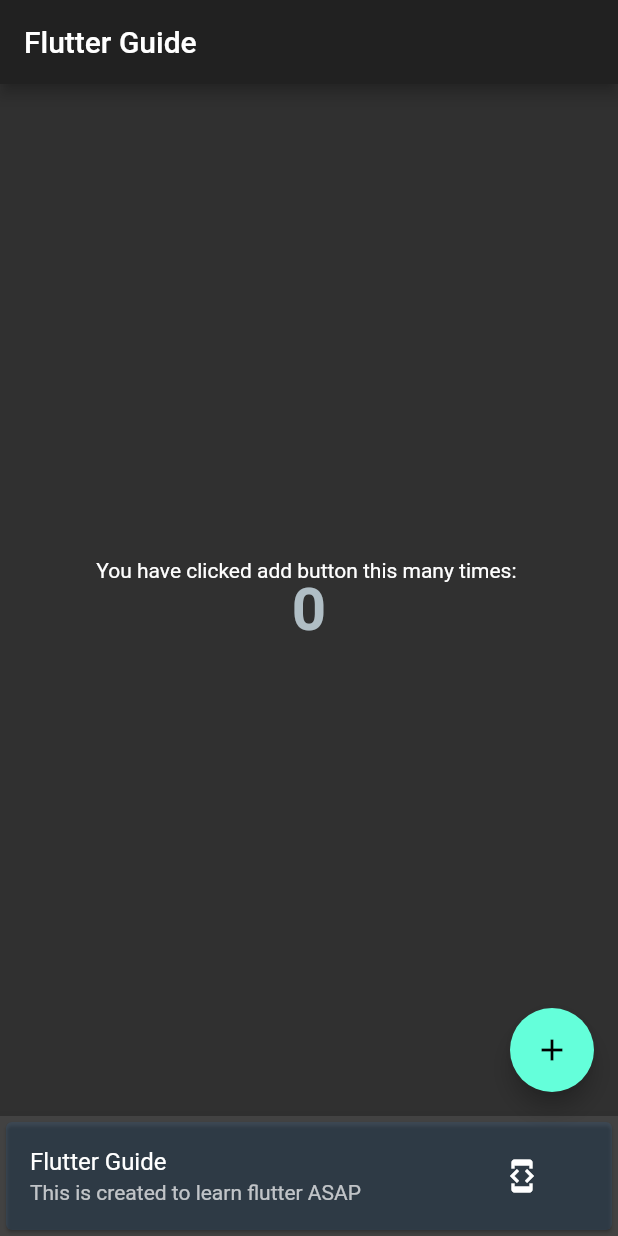
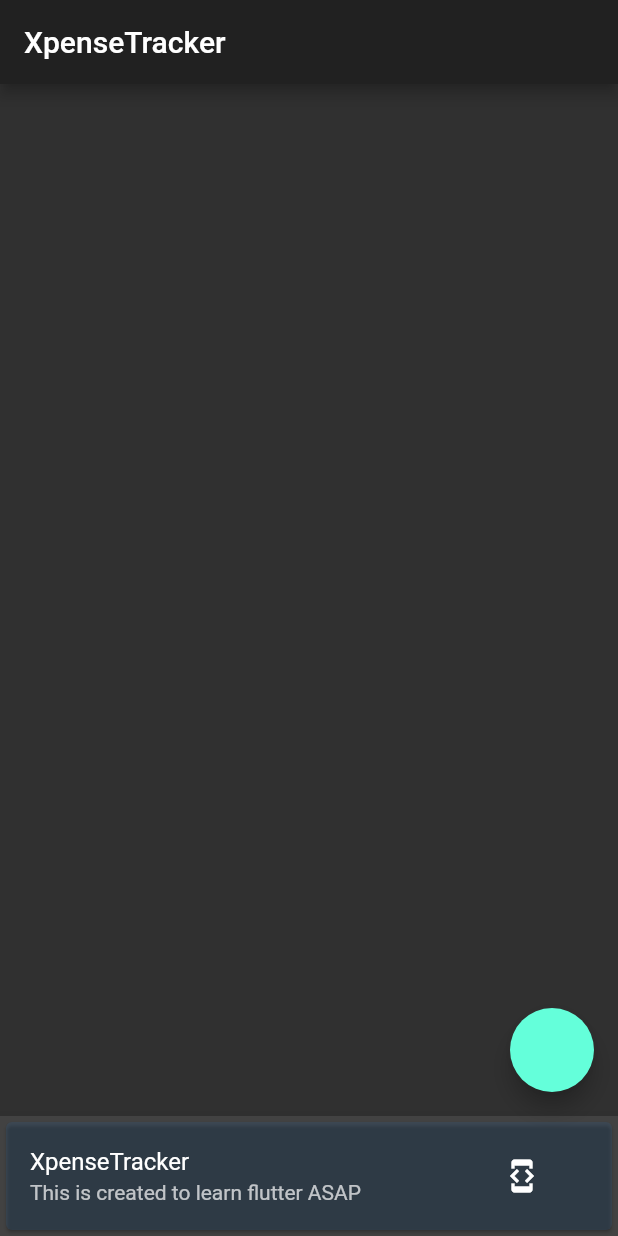
Before and after one commit to MiKr13/Flutter-Guide, a Flutter app: the screen it shows after launch, on a phone screen of 412 x 824 dp. Run offline on Flutter 3.47's test engine with Material 2 defaults, Android fonts, the phone set to English and light mode, and no system bars; our stand-ins replace vibration.

Commit message:
Initial Cleanup

```diff
--- a/lib/main.dart
+++ b/lib/main.dart
@@ -15,24 +15,15 @@ class MyApp extends StatelessWidget {
     return MaterialApp(
       title: 'Flutter Demo',
       theme: ThemeData(
-        // brightness: Brightness.light, // to enable dark theme by default instead of battery saver mode only
         brightness: Brightness.dark,
-        // primaryColor: Colors.blue,
         primarySwatch: Colors.blue,
       ),
-      darkTheme: ThemeData(
-        brightness: Brightness.dark,
-        // primaryColor: Colors.blue,
-        primarySwatch: Colors.blue,
-      ),
-      home: MyHomePage(title: 'Flutter Guide'),
+      home: MyHomePage(title: 'XpenseTracker'),
     );
   }
 }
 
 class MyFooter extends StatelessWidget {
-  // NOTE using 'new' keyword or not before every Widget class instantiation depends on us!
-  const MyFooter({Key key}) : super(key: key);
 
   void vibrate() async {
     if (await Vibration.hasVibrator()) {
@@ -105,7 +96,7 @@ class MyFooter extends StatelessWidget {
               //     Navigator.of(context).pop();
               //   },
               // ),
-              title: Text('Flutter Guide'),
+              title: Text('XpenseTracker'),
               subtitle: Text('This is created to learn flutter ASAP'),
               // trailing: Icon(Icons.code),
               trailing: FlatButton(
@@ -137,19 +128,6 @@ class MyHomePage extends StatefulWidget {
 }
 
 class _MyHomePageState extends State<MyHomePage> {
-  int _counter = 0;
-
-  void _incrementCounter() {
-    setState(() {
-      _counter++;
-    });
-  }
-
-  void _resetCounter() {
-    setState(() {
-      _counter = 0;
-    });
-  }
 
   void vibrate() async {
     if (await Vibration.hasVibrator()) {
@@ -164,45 +142,11 @@ class _MyHomePageState extends State<MyHomePage> {
       appBar: AppBar(
         title: Text(widget.title),
       ),
-      body: Center(
-        child: Container(
-          child: Column(
-            mainAxisAlignment: MainAxisAlignment.center,
-            mainAxisSize: MainAxisSize.max,
-            children: <Widget>[
-              Text(
-                "You have clicked add button this many times: ${_counter > 10 ? ' (Stop please!)' : ''}",
-              ),
-              RichText(
-                text: TextSpan(
-                  text: '$_counter',
-                  style: TextStyle(
-                    fontSize: 40.0,
-                    fontWeight: FontWeight.w600,
-                    color: Colors.blueGrey[200],
-                    height: 1.0,
-                  ),
-                  recognizer: LongPressGestureRecognizer()
-                    ..onLongPress = () {
-                      vibrate();
-                      _resetCounter();
-                    },
-                ),
-              )
-            ],
-          ),
-        ),
-      ),
+      body: Container(),
       bottomNavigationBar: BottomAppBar(
-        clipBehavior: Clip.none,
         child: MyFooter(),
       ),
-      floatingActionButton: FloatingActionButton(
-        onPressed: _incrementCounter,
-        tooltip: 'Increment',
-        child: Icon(Icons.add),
-        highlightElevation: 2.0,
-      ),
+      floatingActionButton: FloatingActionButton(),
     );
   }
 }
```
